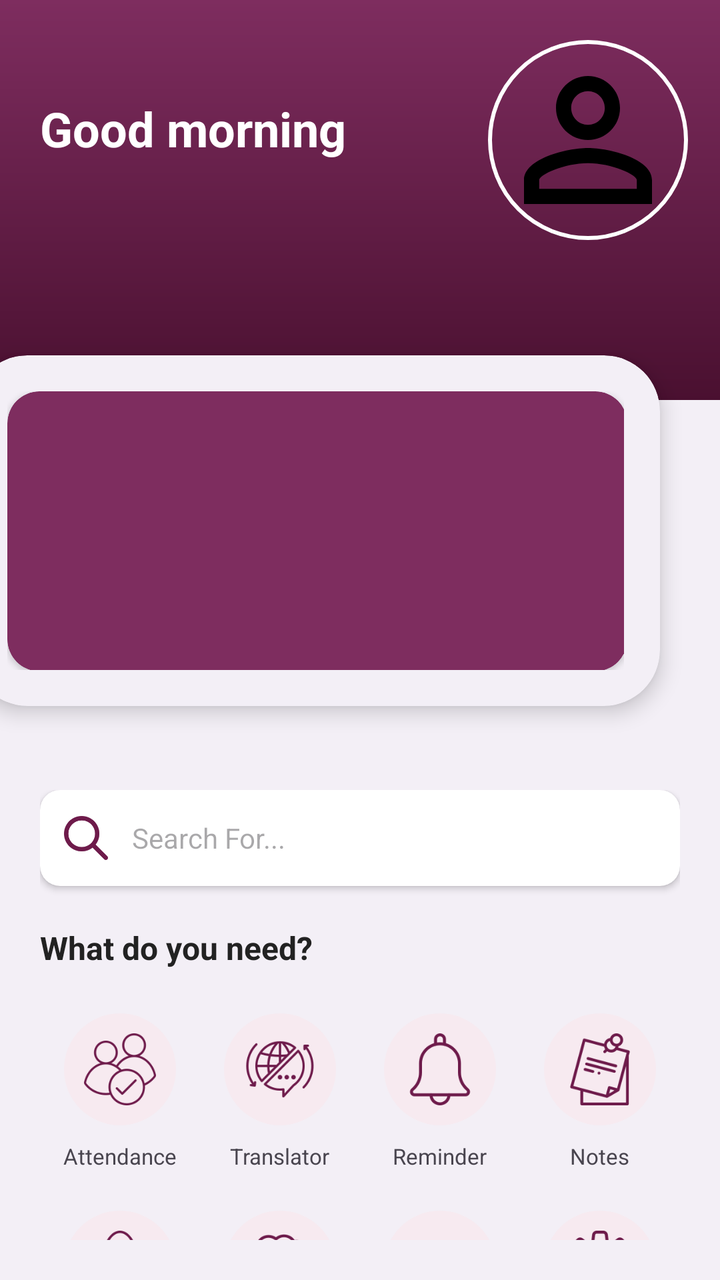
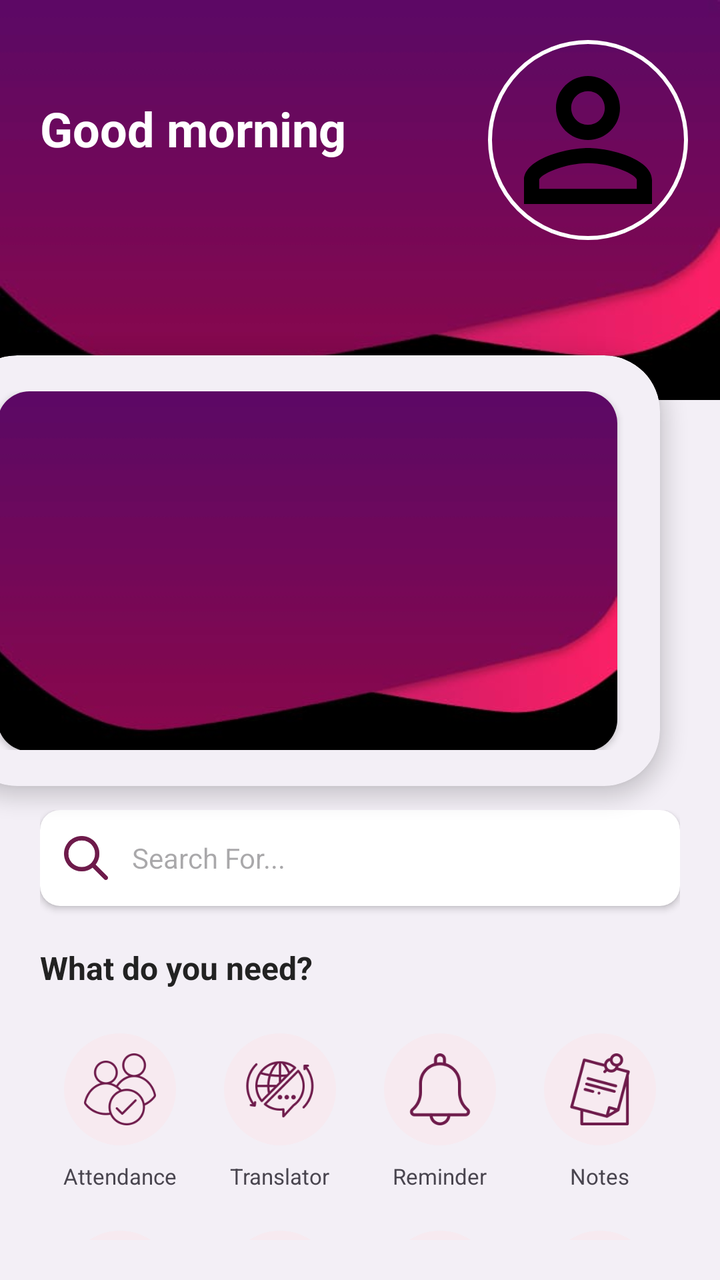

Two renders of the same Android screen: before a commit and after it. Below are the layout's source before the change and the commit's diff.
<!-- AndroidManifest.xml: application theme Theme.TSTAR -->
<!-- res/layout/fragment_s__home_.xml -->
<?xml version="1.0" encoding="utf-8"?>
<androidx.constraintlayout.widget.ConstraintLayout
    xmlns:android="http://schemas.android.com/apk/res/android"
    xmlns:app="http://schemas.android.com/apk/res-auto"
    xmlns:tools="http://schemas.android.com/tools"
    android:id="@+id/root"
    android:layout_width="match_parent"
    android:layout_height="match_parent"
    android:background="@color/bg_light"
    android:fitsSystemWindows="true">

    
    <View
        android:id="@+id/header_bg"
        android:layout_width="0dp"
        android:layout_height="200dp"
        android:background="@drawable/header_gradient"
        app:layout_constraintTop_toTopOf="parent"
        app:layout_constraintStart_toStartOf="parent"
        app:layout_constraintEnd_toEndOf="parent" />

    
    <TextView
        android:id="@+id/tv_greeting"
        android:layout_width="0dp"
        android:layout_height="wrap_content"
        android:text="Good morning "
        android:textSize="24sp"
        android:textStyle="bold"
        android:textColor="@android:color/white"
        android:paddingStart="20dp"
        android:paddingTop="28dp"
        android:layout_marginTop="20sp"
        app:layout_constraintTop_toTopOf="@id/header_bg"
        app:layout_constraintStart_toStartOf="parent"
        app:layout_constraintEnd_toStartOf="@id/iv_profile"
        app:layout_constraintHorizontal_bias="0.0"/>

    <ImageView
        android:id="@+id/iv_profile"
        android:layout_width="100dp"
        android:layout_height="100dp"
        android:scaleType="centerCrop"
        android:src="@drawable/baseline_person_outline_24"
        android:layout_marginEnd="16dp"
        android:background="@drawable/profile_circle"
        android:padding="2dp"
        android:layout_marginTop="20sp"
        app:layout_constraintTop_toTopOf="@id/header_bg"
        app:layout_constraintEnd_toEndOf="parent"/>

    
    <androidx.cardview.widget.CardView
        android:id="@+id/content_card"
        android:layout_width="373dp"
        android:layout_height="210dp"
        android:layout_marginStart="16dp"
        android:layout_marginTop="-40dp"
        android:layout_marginEnd="16dp"
        app:cardBackgroundColor="@color/bg_light"
        app:cardCornerRadius="28dp"
        app:cardElevation="6dp"
        app:cardUseCompatPadding="true"
        app:layout_constraintBottom_toBottomOf="parent"
        app:layout_constraintEnd_toEndOf="parent"
        app:layout_constraintHorizontal_bias="1.0"
        app:layout_constraintStart_toStartOf="parent"
        app:layout_constraintTop_toBottomOf="@id/header_bg"
        app:layout_constraintVertical_bias="0.0">


        <LinearLayout
            android:layout_width="match_parent"
            android:layout_height="wrap_content"
            android:orientation="vertical"
            android:padding="18dp">

            
            <androidx.cardview.widget.CardView
                android:layout_width="310dp"
                android:layout_height="140dp"
                android:layout_marginBottom="16dp"
                app:cardBackgroundColor="@color/maroon_variant"
                app:cardCornerRadius="16dp"
                app:cardElevation="2dp">


            </androidx.cardview.widget.CardView>

            

            
            
        </LinearLayout>
    </androidx.cardview.widget.CardView>

    <LinearLayout
        android:layout_width="match_parent"
        android:layout_height="match_parent"
        android:layout_marginTop="375dp"
        android:padding="20sp"
        android:orientation="vertical">


        <androidx.cardview.widget.CardView
            android:layout_width="match_parent"
            android:layout_height="48dp"
            android:layout_marginBottom="20dp"
            app:cardBackgroundColor="@android:color/white"
            app:cardCornerRadius="10dp"
            app:cardElevation="2dp">

            <RelativeLayout
                android:layout_width="match_parent"
                android:layout_height="match_parent"
                android:paddingStart="12dp"
                android:paddingEnd="12dp">

                <ImageView
                    android:id="@+id/ic_search"
                    android:layout_width="22dp"
                    android:layout_height="22dp"
                    android:layout_centerVertical="true"
                    android:forceHasOverlappingRendering="true"
                    android:src="@drawable/s_search"
                    app:tint="@color/maroon" />

                <EditText
                    android:id="@+id/et_search"
                    android:layout_width="match_parent"
                    android:layout_height="match_parent"
                    android:layout_marginStart="12dp"
                    android:layout_toEndOf="@id/ic_search"
                    android:background="@android:color/transparent"
                    android:gravity="center_vertical"
                    android:hint="Search For..."
                    android:paddingEnd="8dp"
                    android:textColor="#333"
                    android:textSize="14sp" />
            </RelativeLayout>

        </androidx.cardview.widget.CardView>

        
        <TextView
            android:layout_width="wrap_content"
            android:layout_height="wrap_content"
            android:layout_marginBottom="12dp"
            android:text="What do you need?"
            android:textColor="#222"
            android:textSize="16sp"
            android:textStyle="bold" />

        
        <GridLayout
            android:id="@+id/icon_grid"
            android:layout_width="match_parent"
            android:layout_height="wrap_content"
            android:columnCount="4"
            android:rowCount="2"
            android:useDefaultMargins="true">

            
            <LinearLayout
                android:layout_width="0dp"
                android:layout_height="wrap_content"
                android:layout_columnWeight="1"
                android:gravity="center"
                android:orientation="vertical"
                android:padding="6dp">

                <FrameLayout
                    android:layout_width="56dp"
                    android:layout_height="56dp"
                    android:background="@drawable/icon_circle_bg"
                    android:padding="10dp">

                    <ImageView
                        android:layout_width="match_parent"
                        android:layout_height="match_parent"
                        android:adjustViewBounds="true"
                        android:scaleType="centerInside"
                        android:src="@drawable/s_attendance"
                        app:tint="@color/maroon" />
                </FrameLayout>

                <TextView
                    android:layout_width="wrap_content"
                    android:layout_height="wrap_content"
                    android:layout_marginTop="8dp"
                    android:text="Attendance"
                    android:textSize="11dp" />
            </LinearLayout>

            
            
            <LinearLayout
                android:layout_width="0dp"
                android:layout_height="wrap_content"
                android:layout_columnWeight="1"
                android:gravity="center"
                android:orientation="vertical"
                android:padding="6dp">

                <FrameLayout
                    android:layout_width="56dp"
                    android:layout_height="56dp"
                    android:background="@drawable/icon_circle_bg"
                    android:padding="10dp">

                    <ImageView
                        android:layout_width="match_parent"
                        android:layout_height="match_parent"
                        android:adjustViewBounds="true"
                        android:scaleType="centerInside"
                        android:src="@drawable/s_translator"
                        app:tint="@color/maroon" />

                </FrameLayout>

                <TextView
                    android:layout_width="wrap_content"
                    android:layout_height="wrap_content"
                    android:layout_marginTop="8dp"
                    android:text="Translator"
                    android:textSize="11sp" />

            </LinearLayout>

            
            <LinearLayout
                android:layout_width="0dp"
                android:layout_height="wrap_content"
                android:layout_columnWeight="1"
                android:gravity="center"
                android:orientation="vertical"
                android:padding="6dp">

                <FrameLayout
                    android:layout_width="56dp"
                    android:layout_height="56dp"
                    android:background="@drawable/icon_circle_bg"
                    android:padding="10dp">

                    <ImageView
                        android:layout_width="match_parent"
                        android:layout_height="match_parent"
                        android:adjustViewBounds="true"
                        android:scaleType="centerInside"
                        android:src="@drawable/s_notification"
                        app:tint="@color/maroon" />

                </FrameLayout>

                <TextView
                    android:layout_width="wrap_content"
                    android:layout_height="wrap_content"
                    android:layout_marginTop="8dp"
                    android:text="Reminder"
                    android:textSize="11sp" />

            </LinearLayout>

            
            <LinearLayout
                android:layout_width="0dp"
                android:layout_height="wrap_content"
                android:layout_columnWeight="1"
                android:gravity="center"
                android:orientation="vertical"
                android:padding="6dp">

                <FrameLayout
                    android:layout_width="56dp"
                    android:layout_height="56dp"
                    android:background="@drawable/icon_circle_bg"
                    android:padding="10dp">

                    <ImageView
                        android:layout_width="match_parent"
                        android:layout_height="match_parent"
                        android:adjustViewBounds="true"
                        android:scaleType="centerInside"
                        android:src="@drawable/s_notes"
                        app:tint="@color/maroon" />

                </FrameLayout>

                <TextView
                    android:layout_width="wrap_content"
                    android:layout_height="wrap_content"
                    android:layout_marginTop="8dp"
                    android:text="Notes"
                    android:textSize="11sp" />

            </LinearLayout>

            
            
            <LinearLayout
                android:layout_width="0dp"
                android:layout_height="wrap_content"
                android:layout_columnWeight="1"
                android:gravity="center"
                android:orientation="vertical"
                android:padding="6dp">

                <FrameLayout
                    android:layout_width="56dp"
                    android:layout_height="56dp"
                    android:background="@drawable/icon_circle_bg"
                    android:padding="10dp">

                    <ImageView
                        android:layout_width="match_parent"
                        android:layout_height="match_parent"
                        android:adjustViewBounds="true"
                        android:scaleType="centerInside"
                        android:src="@drawable/s_ai"
                        app:tint="@color/maroon" />

                </FrameLayout>

                <TextView
                    android:layout_width="wrap_content"
                    android:layout_height="wrap_content"
                    android:layout_marginTop="8dp"
                    android:text="Ai"
                    android:textSize="12sp" />

            </LinearLayout>

            
            <LinearLayout
                android:layout_width="0dp"
                android:layout_height="wrap_content"
                android:layout_columnWeight="1"
                android:gravity="center"
                android:orientation="vertical"
                android:padding="6dp">

                <FrameLayout
                    android:layout_width="56dp"
                    android:layout_height="56dp"
                    android:background="@drawable/icon_circle_bg"
                    android:padding="10dp">

                    <ImageView
                        android:layout_width="match_parent"
                        android:layout_height="match_parent"
                        android:adjustViewBounds="true"
                        android:scaleType="centerInside"
                        android:src="@drawable/s_quiz"
                        app:tint="@color/maroon" />

                </FrameLayout>

                <TextView
                    android:layout_width="wrap_content"
                    android:layout_height="wrap_content"
                    android:layout_marginTop="8dp"
                    android:text="Quiz"
                    android:textSize="11sp" />

            </LinearLayout>

            
            <LinearLayout
                android:layout_width="0dp"
                android:layout_height="wrap_content"
                android:layout_columnWeight="1"
                android:gravity="center"
                android:orientation="vertical"
                android:padding="6dp">

                <FrameLayout
                    android:layout_width="56dp"
                    android:layout_height="56dp"
                    android:background="@drawable/icon_circle_bg"
                    android:padding="10dp">

                    <ImageView
                        android:layout_width="match_parent"
                        android:layout_height="match_parent"
                        android:adjustViewBounds="true"
                        android:scaleType="centerInside"
                        android:src="@drawable/s_studymaterial"
                        app:tint="@color/maroon" />

                </FrameLayout>

                <TextView
                    android:layout_width="wrap_content"
                    android:layout_height="wrap_content"
                    android:layout_marginTop="8dp"
                    android:text="Materials"
                    android:textSize="11sp" />

            </LinearLayout>

            
            <LinearLayout
                android:layout_width="0dp"
                android:layout_height="wrap_content"
                android:layout_columnWeight="1"
                android:gravity="center"
                android:orientation="vertical"
                android:padding="6dp">

                <FrameLayout
                    android:layout_width="56dp"
                    android:layout_height="56dp"
                    android:background="@drawable/icon_circle_bg"
                    android:padding="10dp">

                    <ImageView
                        android:layout_width="match_parent"
                        android:layout_height="match_parent"
                        android:adjustViewBounds="true"
                        android:scaleType="centerInside"
                        android:src="@drawable/s_settings"
                        app:tint="@color/maroon" />

                </FrameLayout>

                <TextView
                    android:layout_width="wrap_content"
                    android:layout_height="wrap_content"
                    android:layout_marginTop="8dp"
                    android:text="Settings"
                    android:textSize="11sp" />

            </LinearLayout>

        </GridLayout>
    </LinearLayout>


</androidx.constraintlayout.widget.ConstraintLayout>
<!-- resources referenced by this layout -->
<resources>
  <color name="bg_light">#F3EFF6</color>
  <color name="maroon">#6E1B4B</color>
  <color name="maroon_variant">#7E2D5F</color>
  <!-- drawable baseline_person_outline_24 (drawable) -->
  <vector xmlns:android="http://schemas.android.com/apk/res/android" android:height="24dp" android:tint="#000000" android:viewportHeight="24" android:viewportWidth="24" android:width="24dp">
        
      <path android:fillColor="@android:color/white" android:pathData="M12,5.9c1.16,0 2.1,0.94 2.1,2.1s-0.94,2.1 -2.1,2.1S9.9,9.16 9.9,8s0.94,-2.1 2.1,-2.1m0,9c2.97,0 6.1,1.46 6.1,2.1v1.1L5.9,18.1L5.9,17c0,-0.64 3.13,-2.1 6.1,-2.1M12,4C9.79,4 8,5.79 8,8s1.79,4 4,4 4,-1.79 4,-4 -1.79,-4 -4,-4zM12,13c-2.67,0 -8,1.34 -8,4v3h16v-3c0,-2.66 -5.33,-4 -8,-4z"/>
      
  </vector>
  <!-- drawable header_gradient (drawable) -->
  <?xml version="1.0" encoding="utf-8"?>
  <shape xmlns:android="http://schemas.android.com/apk/res/android"
      android:shape="rectangle">
      <gradient
          android:startColor="@color/maroon_variant"
          android:endColor="@color/maroon_dark"
          android:angle="270"/>
  </shape>
  <!-- drawable icon_circle_bg (drawable) -->
  <?xml version="1.0" encoding="utf-8"?>
  <shape xmlns:android="http://schemas.android.com/apk/res/android" android:shape="oval">
      <size android:width="56dp" android:height="56dp"/>
      <solid android:color="@color/icon_circle"/>
  </shape>
  <!-- drawable profile_circle (drawable) -->
  <?xml version="1.0" encoding="utf-8"?>
  <shape xmlns:android="http://schemas.android.com/apk/res/android" android:shape="oval">
      <solid android:color="@android:color/transparent"/>
      <size android:width="64dp" android:height="64dp"/>
      <stroke android:width="2dp" android:color="@android:color/white"/>
      <padding android:left="2dp" android:top="2dp" android:right="2dp" android:bottom="2dp"/>
  </shape>
  <!-- drawable s_ai: png bitmap (drawable, 5978 bytes) -->
  <!-- drawable s_attendance: png bitmap (drawable, 4742 bytes) -->
  <!-- drawable s_notes: png bitmap (drawable, 3730 bytes) -->
  <!-- drawable s_notification: png bitmap (drawable, 2516 bytes) -->
  <!-- drawable s_quiz: png bitmap (drawable, 4083 bytes) -->
  <!-- drawable s_search: png bitmap (drawable, 2532 bytes) -->
  <!-- drawable s_settings: png bitmap (drawable, 4219 bytes) -->
  <!-- drawable s_studymaterial: png bitmap (drawable, 2387 bytes) -->
  <!-- drawable s_translator: png bitmap (drawable, 4346 bytes) -->
  <style name="Theme.TSTAR" parent="Base.Theme.TSTAR" />
  <color name="maroon_dark">#4A1030</color>
  <color name="icon_circle">#F7EAF0</color>
  <style name="Base.Theme.TSTAR" parent="Theme.Material3.DayNight.NoActionBar">
          
          
      </style>
</resources>

<!-- the commit's change to res/layout/fragment_s__home_.xml (unified diff, before → after) -->
@@ -14,10 +14,11 @@
         android:id="@+id/header_bg"
         android:layout_width="0dp"
         android:layout_height="200dp"
-        android:background="@drawable/header_gradient"
         app:layout_constraintTop_toTopOf="parent"
         app:layout_constraintStart_toStartOf="parent"
-        app:layout_constraintEnd_toEndOf="parent" />
+        android:background="@drawable/bg_main"
+        app:layout_constraintEnd_toEndOf="parent" >
+    </View>
 
     
     <TextView
@@ -52,8 +53,8 @@
     
     <androidx.cardview.widget.CardView
         android:id="@+id/content_card"
-        android:layout_width="373dp"
-        android:layout_height="210dp"
+        android:layout_width="378dp"
+        android:layout_height="250dp"
         android:layout_marginStart="16dp"
         android:layout_marginTop="-40dp"
         android:layout_marginEnd="16dp"
@@ -78,11 +79,18 @@
             
             <androidx.cardview.widget.CardView
                 android:layout_width="310dp"
-                android:layout_height="140dp"
+                android:layout_height="180dp"
                 android:layout_marginBottom="16dp"
-                app:cardBackgroundColor="@color/maroon_variant"
                 app:cardCornerRadius="16dp"
                 app:cardElevation="2dp">
+
+                <ImageView
+                    android:layout_width="match_parent"
+                    android:layout_height="match_parent"
+                    android:background="@drawable/bg_main">
+
+                </ImageView>
+
 
 
             </androidx.cardview.widget.CardView>
@@ -97,7 +105,7 @@
     <LinearLayout
         android:layout_width="match_parent"
         android:layout_height="match_parent"
-        android:layout_marginTop="375dp"
+        android:layout_marginTop="385dp"
         android:padding="20sp"
         android:orientation="vertical">
 
<!-- resource entries referenced after the edit -->
@@ -2,22 +2,13 @@
 <resources>
   <color name="bg_light">#F3EFF6</color>
   <color name="maroon">#6E1B4B</color>
-  <color name="maroon_variant">#7E2D5F</color>
   <!-- drawable baseline_person_outline_24 (drawable) -->
   <vector xmlns:android="http://schemas.android.com/apk/res/android" android:height="24dp" android:tint="#000000" android:viewportHeight="24" android:viewportWidth="24" android:width="24dp">
         
       <path android:fillColor="@android:color/white" android:pathData="M12,5.9c1.16,0 2.1,0.94 2.1,2.1s-0.94,2.1 -2.1,2.1S9.9,9.16 9.9,8s0.94,-2.1 2.1,-2.1m0,9c2.97,0 6.1,1.46 6.1,2.1v1.1L5.9,18.1L5.9,17c0,-0.64 3.13,-2.1 6.1,-2.1M12,4C9.79,4 8,5.79 8,8s1.79,4 4,4 4,-1.79 4,-4 -1.79,-4 -4,-4zM12,13c-2.67,0 -8,1.34 -8,4v3h16v-3c0,-2.66 -5.33,-4 -8,-4z"/>
       
   </vector>
-  <!-- drawable header_gradient (drawable) -->
-  <?xml version="1.0" encoding="utf-8"?>
-  <shape xmlns:android="http://schemas.android.com/apk/res/android"
-      android:shape="rectangle">
-      <gradient
-          android:startColor="@color/maroon_variant"
-          android:endColor="@color/maroon_dark"
-          android:angle="270"/>
-  </shape>
+  <!-- drawable bg_main: jpeg bitmap (drawable, 5282 bytes) -->
   <!-- drawable icon_circle_bg (drawable) -->
   <?xml version="1.0" encoding="utf-8"?>
   <shape xmlns:android="http://schemas.android.com/apk/res/android" android:shape="oval">
@@ -42,7 +33,6 @@
   <!-- drawable s_studymaterial: png bitmap (drawable, 2387 bytes) -->
   <!-- drawable s_translator: png bitmap (drawable, 4346 bytes) -->
   <style name="Theme.TSTAR" parent="Base.Theme.TSTAR" />
-  <color name="maroon_dark">#4A1030</color>
   <color name="icon_circle">#F7EAF0</color>
   <style name="Base.Theme.TSTAR" parent="Theme.Material3.DayNight.NoActionBar">
           
